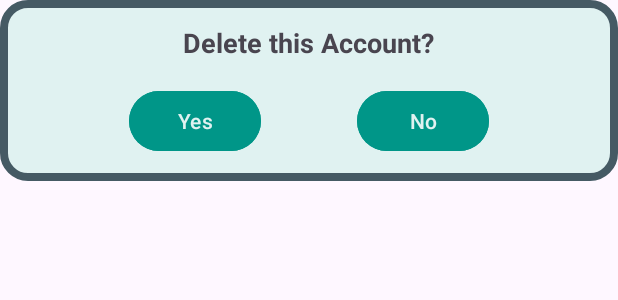
After one commit to Toragdar/CKeep, an Android app: the layout confirm_delete_dialog.xml on its own in the app's theme, with its tools: preview values and no code run, on a phone screen of 412 x 824 dp. The commit adds this screen. Shown: the top 300 px of the screen. Run offline under Robolectric (Android 15) with nearby library versions, the phone set to English and light mode, and no system bars.

Commit message:
Add delete confirmation
- add delete confirm dialog
- fix problem with data sort

```diff
--- /dev/null
+++ b/app/src/main/res/layout/confirm_delete_dialog.xml
@@ -0,0 +1,45 @@
+<?xml version="1.0" encoding="utf-8"?>
+<LinearLayout
+    xmlns:android="http://schemas.android.com/apk/res/android"
+    android:layout_width="match_parent"
+    android:layout_height="wrap_content"
+    android:orientation="vertical"
+    android:padding="16dp"
+    android:background="@drawable/custom_dialog_background">
+
+    <TextView
+        android:id="@+id/text_confirm"
+        android:layout_width="wrap_content"
+        android:layout_height="wrap_content"
+        android:layout_gravity="center"
+        android:text="@string/delete_dialog_text"
+        android:textSize="18sp"
+        android:textStyle="bold"
+        android:gravity="center"
+        android:paddingBottom="16dp"/>
+
+    <LinearLayout
+        android:layout_width="wrap_content"
+        android:layout_height="wrap_content"
+        android:layout_gravity="center"
+        android:orientation="horizontal">
+
+        <Button
+            android:id="@+id/button_yes"
+            android:layout_width="wrap_content"
+            android:layout_height="wrap_content"
+            android:text="@string/yes_button_text"
+            android:backgroundTint="@color/teal_500"
+            android:textColor="@color/teal_50"/>
+
+        <Button
+            android:id="@+id/button_no"
+            android:layout_width="wrap_content"
+            android:layout_height="wrap_content"
+            android:text="@string/no_button_text"
+            android:backgroundTint="@color/teal_500"
+            android:textColor="@color/teal_50"
+            android:layout_marginStart="64dp"/>
+    </LinearLayout>
+
+</LinearLayout>
--- a/app/src/main/res/values/strings.xml
+++ b/app/src/main/res/values/strings.xml
@@ -11,4 +11,7 @@
     <string name="save_button_text">Save</string>
     <string name="cancel_button_text">Cancel</string>
     <string name="main_header">Saved accounts</string>
+    <string name="yes_button_text">Yes</string>
+    <string name="no_button_text">No</string>
+    <string name="delete_dialog_text">Delete this Account?</string>
 </resources>
```
Also changed, not shown: app/src/main/java/com/example/ckeep/AddItemDialog.kt (+5 -15 lines), app/src/main/java/com/example/ckeep/ConfirmDeleteDialog.kt (added, +66 -0 lines), app/src/main/java/com/example/ckeep/ItemsAdapter.kt (+27 -22 lines), app/src/main/java/com/example/ckeep/MainActivity.kt (+20 -7 lines).
